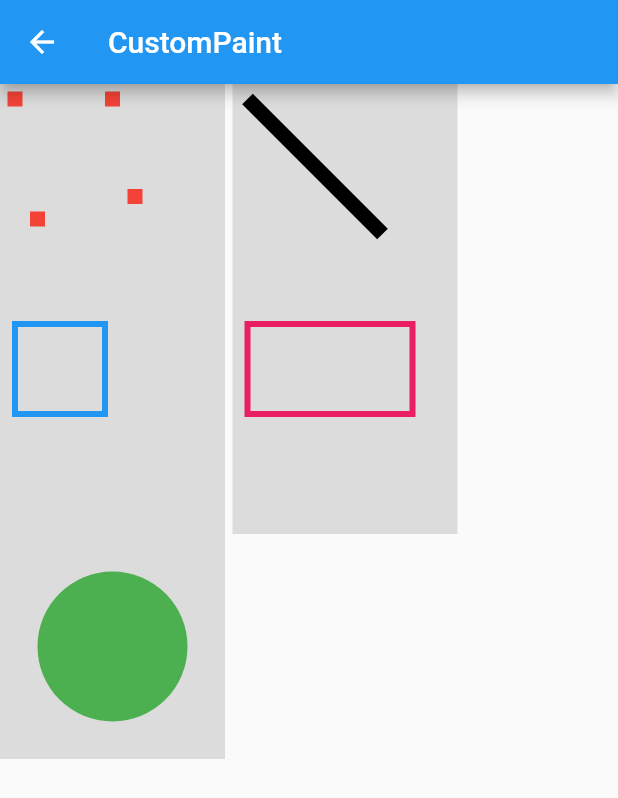
After one commit to elite37oficial/GuiaDeWidget, a Flutter app: the CustomPaintPage screen opened by its route, on a phone screen of 412 x 824 dp. The commit adds this screen. Shown: the top 798 px of the screen. Run offline on Flutter 3.47's test engine with Material 2 defaults, Android fonts, the phone set to English and light mode, and no system bars; our stand-ins replace transparent_image.

Commit message:
customPaint

```diff
--- a/lib/data/cardhome_data.dart
+++ b/lib/data/cardhome_data.dart
@@ -106,4 +106,10 @@ final List<CardHome> listWidget = [
     route: '/Hero',
     icon: Icons.new_releases,
   ),
+  CardHome(
+    title: 'CustomPaint',
+    description: 'Um widget aonde você pode desenhar',
+    route: '/CustomPaint',
+    icon: Icons.new_releases,
+  ),
 ];
--- a/lib/main.dart
+++ b/lib/main.dart
@@ -1,5 +1,6 @@
 import 'package:flutter/material.dart';
 import 'package:guiadewidget/views/clip_r_rect_page.dart';
+import 'package:guiadewidget/views/custom_paint_page.dart';
 import 'package:guiadewidget/views/fade_in_image_page.dart';
 import 'package:guiadewidget/views/hero_details_page.dart';
 import 'package:guiadewidget/views/hero_page.dart';
@@ -55,7 +56,8 @@ class MyApp extends StatelessWidget {
           '/HeroDetails': (context) {
             final args = ModalRoute.of(context)?.settings.arguments as Map;
             return HeroDetailsPage(imagem: args['imagem'], nome: args['nome']);
-          }
+          },
+          '/CustomPaint': (context) => const CustomPaintPage(),
         });
   }
 }
--- /dev/null
+++ b/lib/views/custom_paint_page.dart
@@ -0,0 +1,166 @@
+import 'dart:ui';
+
+import 'package:flutter/material.dart';
+
+import 'dart:math' as math;
+
+class CustomPaintPage extends StatelessWidget {
+  const CustomPaintPage({Key? key}) : super(key: key);
+
+  @override
+  Widget build(BuildContext context) {
+    return Scaffold(
+      appBar: AppBar(title: const Text('CustomPaint')),
+      body: Wrap(
+        direction: Axis.horizontal,
+        spacing: 5,
+        children: [
+          Container(
+            color: Colors.black12,
+            child: CustomPaint(
+              size: Size(150, 150),
+              painter: MyPainterPonts(),
+            ),
+          ),
+          Container(
+            color: Colors.black12,
+            child: CustomPaint(
+              size: Size(150, 150),
+              painter: MyPainterLines(),
+            ),
+          ),
+          Container(
+            color: Colors.black12,
+            child: CustomPaint(
+              size: Size(150, 150),
+              painter: MyPainterRect(),
+            ),
+          ),
+          Container(
+            color: Colors.black12,
+            child: CustomPaint(
+              size: Size(150, 150),
+              painter: MyPainterRect2(),
+            ),
+          ),
+          Container(
+            color: Colors.black12,
+            child: CustomPaint(
+              size: Size(150, 150),
+              painter: MyPainterCircule(),
+            ),
+          ),
+        ],
+      ),
+    );
+  }
+}
+
+class MyPainterCircule extends CustomPainter {
+  @override
+  void paint(Canvas canvas, Size size) {
+    final center = Offset(75, 75);
+    final radius = 50.0;
+    final paint4 = Paint()
+      ..color = Colors.green
+      ..style = PaintingStyle.fill
+      ..strokeWidth = 4;
+    canvas.drawCircle(center, radius, paint4);
+  }
+
+  @override
+  bool shouldRepaint(covariant CustomPainter oldDelegate) {
+    // TODO: implement shouldRepaint
+    throw UnimplementedError();
+  }
+}
+
+class MyPainterRect extends CustomPainter {
+  @override
+  void paint(Canvas canvas, Size size) {
+    final left = 10.0;
+    final top = 10.0;
+    final right = 70.0;
+    final bottom = 70.0;
+    final rect = Rect.fromLTRB(left, top, right, bottom);
+    final paint3 = Paint()
+      ..color = Colors.blue
+      ..style = PaintingStyle.stroke
+      ..strokeWidth = 4;
+    canvas.drawRect(rect, paint3);
+  }
+
+  @override
+  bool shouldRepaint(covariant CustomPainter oldDelegate) {
+    // TODO: implement shouldRepaint
+    throw UnimplementedError();
+  }
+}
+
+class MyPainterRect2 extends CustomPainter {
+  @override
+  void paint(Canvas canvas, Size size) {
+    final left = 10.0;
+    final top = 10.0;
+    final right = 120.0;
+    final bottom = 70.0;
+    final rect = Rect.fromLTRB(left, top, right, bottom);
+    final paint3 = Paint()
+      ..color = Colors.pink
+      ..style = PaintingStyle.stroke
+      ..strokeWidth = 4;
+    canvas.drawRect(rect, paint3);
+  }
+
+  @override
+  bool shouldRepaint(covariant CustomPainter oldDelegate) {
+    // TODO: implement shouldRepaint
+    throw UnimplementedError();
+  }
+}
+
+class MyPainterLines extends CustomPainter {
+  @override
+  void paint(Canvas canvas, Size size) {
+    final p1 = Offset(10, 10);
+    final p2 = Offset(100, 100);
+    final paint2 = Paint()
+      ..color = Colors.black
+      ..strokeWidth = 10;
+    canvas.drawLine(p1, p2, paint2);
+  }
+
+  @override
+  bool shouldRepaint(covariant CustomPainter oldDelegate) {
+    // TODO: implement shouldRepaint
+    throw UnimplementedError();
+  }
+}
+
+class MyPainterPonts extends CustomPainter {
+  final _textPainter = TextPainter(textDirection: TextDirection.ltr);
+  @override
+  void paint(Canvas canvas, Size size) {
+    const pointMode = PointMode.points;
+
+    final points = [
+      Offset(10, 10),
+      Offset(75, 10),
+      Offset(90, 75),
+      Offset(25, 90),
+    ];
+
+    final paint = Paint()
+      ..color = Colors.red
+      ..strokeWidth = 10
+      ..strokeCap = StrokeCap.square;
+
+    canvas.drawPoints(pointMode, points, paint);
+  }
+
+  @override
+  bool shouldRepaint(covariant CustomPainter oldDelegate) {
+    // TODO: implement shouldRepaint
+    throw UnimplementedError();
+  }
+}
```
Also changed, not shown: pubspec.lock, 1 other file.
